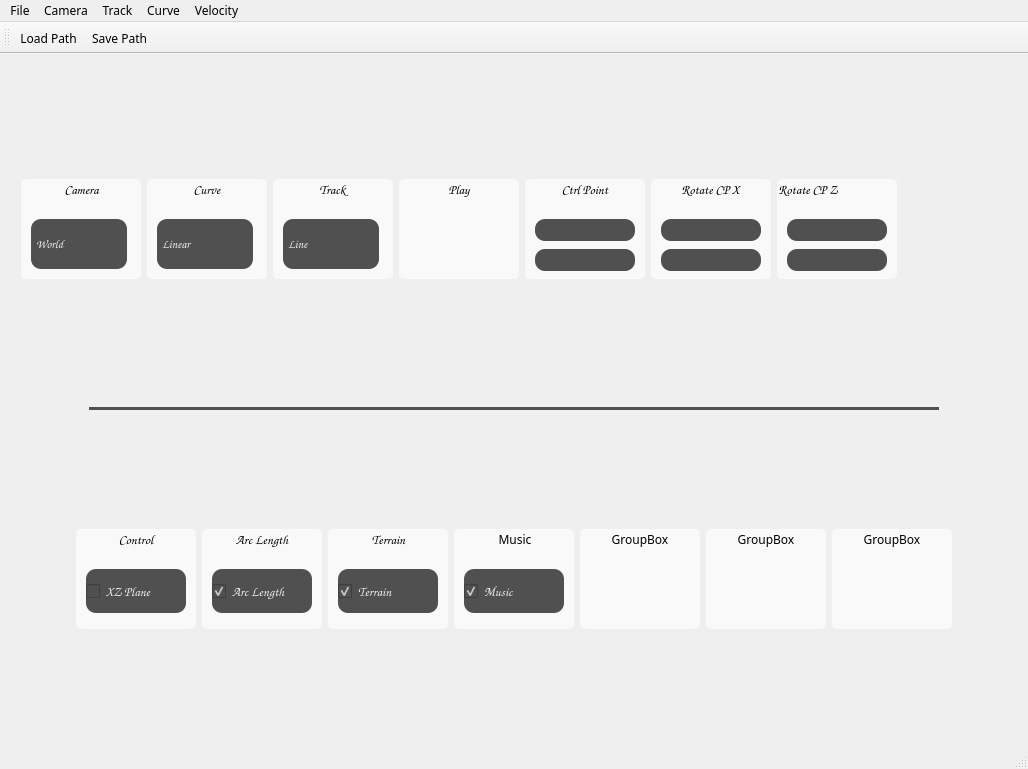
Before: the Qt Designer form Roller Coaster/AppMain.ui in GoodWeather0322/rollercoaster, drawn with Qt 5.
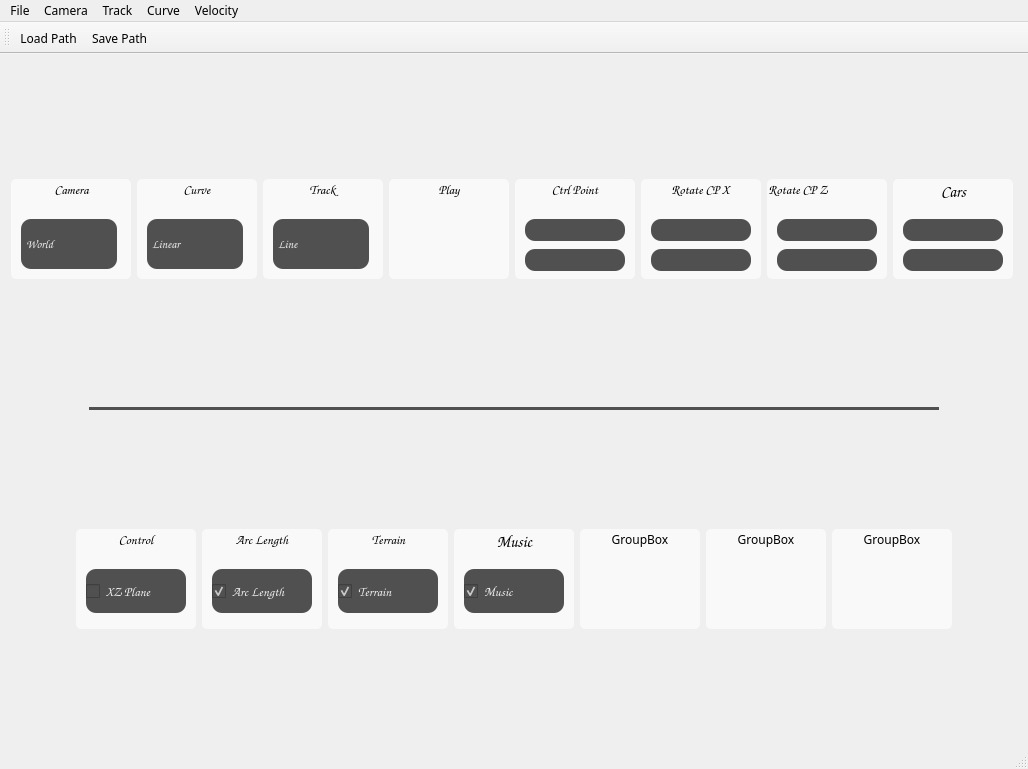
After: the same form once the commit is applied. Icons and pictures are not drawn.

```diff
--- a/Roller Coaster/AppMain.ui
+++ b/Roller Coaster/AppMain.ui
@@ -962,6 +962,106 @@
         </widget>
        </widget>
       </item>
+      <item>
+       <widget class="QGroupBox" name="groupBox_3">
+        <property name="minimumSize">
+         <size>
+          <width>120</width>
+          <height>100</height>
+         </size>
+        </property>
+        <property name="maximumSize">
+         <size>
+          <width>200</width>
+          <height>100</height>
+         </size>
+        </property>
+        <property name="font">
+         <font>
+          <family>Comic Sans MS</family>
+          <pointsize>12</pointsize>
+          <weight>75</weight>
+          <bold>true</bold>
+         </font>
+        </property>
+        <property name="styleSheet">
+         <string notr="true">background-color: rgb(249, 249, 249);
+border-radius: 5px;</string>
+        </property>
+        <property name="title">
+         <string>Cars</string>
+        </property>
+        <property name="alignment">
+         <set>Qt::AlignCenter</set>
+        </property>
+        <widget class="QPushButton" name="caradd">
+         <property name="geometry">
+          <rect>
+           <x>10</x>
+           <y>40</y>
+           <width>100</width>
+           <height>22</height>
+          </rect>
+         </property>
+         <property name="sizePolicy">
+          <sizepolicy hsizetype="Minimum" vsizetype="Minimum">
+           <horstretch>0</horstretch>
+           <verstretch>0</verstretch>
+          </sizepolicy>
+         </property>
+         <property name="styleSheet">
+          <string notr="true">QPushButton {
+	background-color: rgb(80, 80, 80);
+	color: rgb(240, 240, 240);
+    border-radius: 10px;
+}
+
+QPushButton:pressed {
+	background-color: qradialgradient(spread:pad, cx:0.5, cy:0.5, radius:0.5, fx:0.5, fy:0.5, stop:0 rgba(172, 172, 172, 255), stop:1 rgba(0, 0, 0, 203));
+     padding-top: 10px;
+     padding-left: 5px;
+}</string>
+         </property>
+         <property name="text">
+          <string/>
+         </property>
+         <property name="icon">
+          <iconset resource="AppMain.qrc">
+           <normaloff>:/AppMain/madd.png</normaloff>:/AppMain/madd.png</iconset>
+         </property>
+        </widget>
+        <widget class="QPushButton" name="carsub">
+         <property name="geometry">
+          <rect>
+           <x>10</x>
+           <y>70</y>
+           <width>100</width>
+           <height>22</height>
+          </rect>
+         </property>
+         <property name="styleSheet">
+          <string notr="true">QPushButton {
+	background-color: rgb(80, 80, 80);
+	color: rgb(240, 240, 240);
+    border-radius: 10px;
+}
+
+QPushButton:pressed {
+	background-color: qradialgradient(spread:pad, cx:0.5, cy:0.5, radius:0.5, fx:0.5, fy:0.5, stop:0 rgba(172, 172, 172, 255), stop:1 rgba(0, 0, 0, 203));
+     padding-top: 10px;
+     padding-left: 5px;
+}</string>
+         </property>
+         <property name="text">
+          <string/>
+         </property>
+         <property name="icon">
+          <iconset resource="AppMain.qrc">
+           <normaloff>:/AppMain/mdelete.png</normaloff>:/AppMain/mdelete.png</iconset>
+         </property>
+        </widget>
+       </widget>
+      </item>
       <item>
        <spacer name="horizontalSpacer_2">
         <property name="minimumSize">
@@ -1330,6 +1430,14 @@
           <height>100</height>
          </size>
         </property>
+        <property name="font">
+         <font>
+          <family>Comic Sans MS</family>
+          <pointsize>12</pointsize>
+          <weight>75</weight>
+          <bold>true</bold>
+         </font>
+        </property>
         <property name="styleSheet">
          <string notr="true">background-color: rgb(249, 249, 249);
 border-radius: 5px;</string>
```
Left out of the diff: 5 changed lines with no effect on the pictures.
